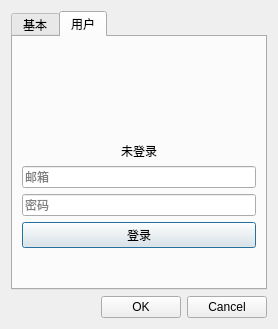
Old version of the form settingdialog.ui in the repository zonyitoo/doubanfm-qt.
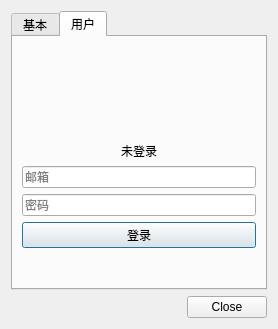
New version of the form. Icons and pictures are not drawn.

Commit message: removed lyric panel for the moment

Diff of the .ui file:
```diff
--- a/settingdialog.ui
+++ b/settingdialog.ui
@@ -193,7 +193,7 @@
       <enum>Qt::Horizontal</enum>
      </property>
      <property name="standardButtons">
-      <set>QDialogButtonBox::Cancel|QDialogButtonBox::Ok</set>
+      <set>QDialogButtonBox::Close</set>
      </property>
     </widget>
    </item>
```
The commit also changes 6 other files.
